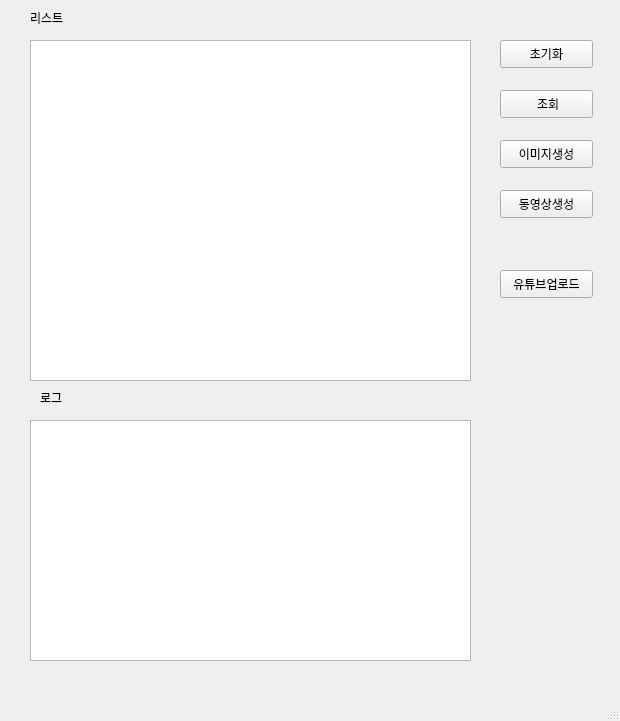
First picture: the form in mainwindow.ui, repository chaemingyu/CoupangAPI, before the edit.
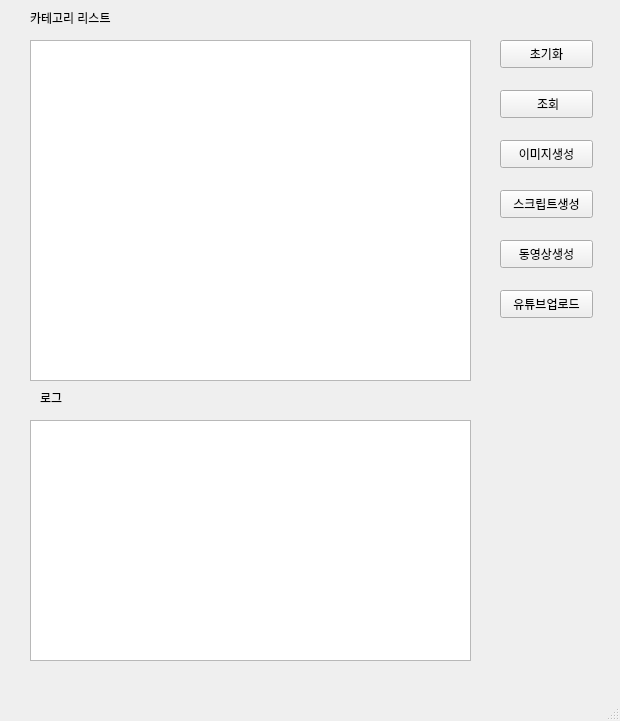
Second picture: the form after the edit.

Commit message: 스크립트 생성 부분 개발중

The edit to the form file:
```diff
--- a/mainwindow.ui
+++ b/mainwindow.ui
@@ -45,12 +45,12 @@
      <rect>
       <x>30</x>
       <y>10</y>
-      <width>64</width>
-      <height>15</height>
+      <width>91</width>
+      <height>16</height>
      </rect>
     </property>
     <property name="text">
-     <string>리스트</string>
+     <string>카테고리 리스트</string>
     </property>
    </widget>
    <widget class="QTextEdit" name="log">
@@ -103,7 +103,7 @@
     <property name="geometry">
      <rect>
       <x>500</x>
-      <y>190</y>
+      <y>240</y>
       <width>93</width>
       <height>28</height>
      </rect>
@@ -116,7 +116,7 @@
     <property name="geometry">
      <rect>
       <x>500</x>
-      <y>270</y>
+      <y>290</y>
       <width>93</width>
       <height>28</height>
      </rect>
@@ -125,6 +125,19 @@
      <string>유튜브업로드</string>
     </property>
    </widget>
+   <widget class="QPushButton" name="createscrpitbtn">
+    <property name="geometry">
+     <rect>
+      <x>500</x>
+      <y>190</y>
+      <width>93</width>
+      <height>28</height>
+     </rect>
+    </property>
+    <property name="text">
+     <string>스크립트생성</string>
+    </property>
+   </widget>
   </widget>
   <widget class="QMenuBar" name="menubar">
    <property name="geometry">
```
The commit also changes 4 other files.
